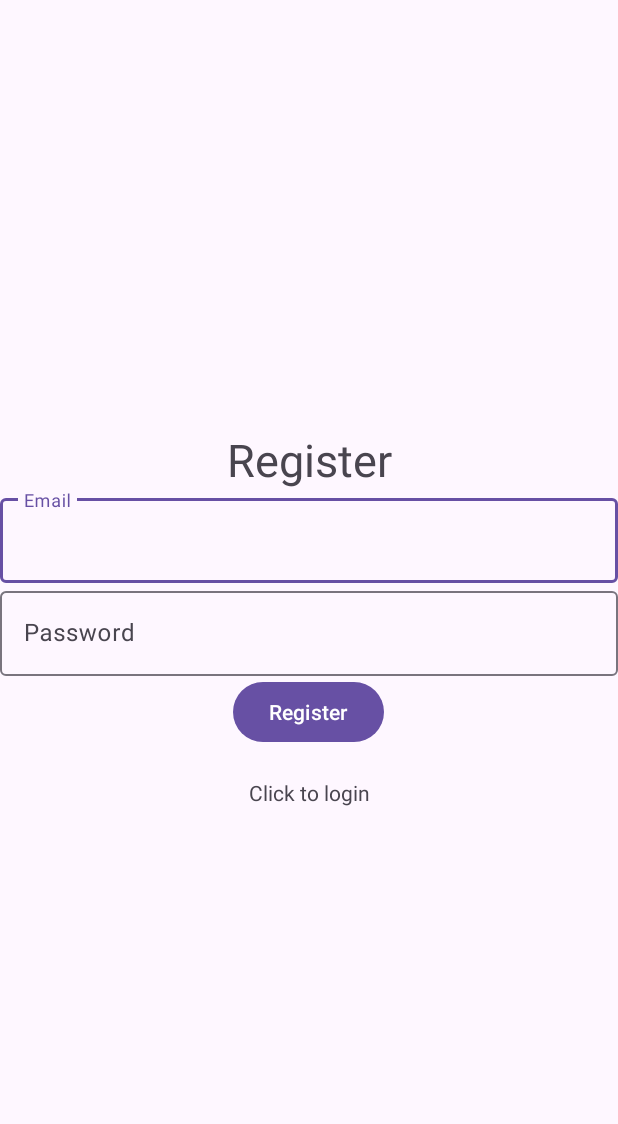
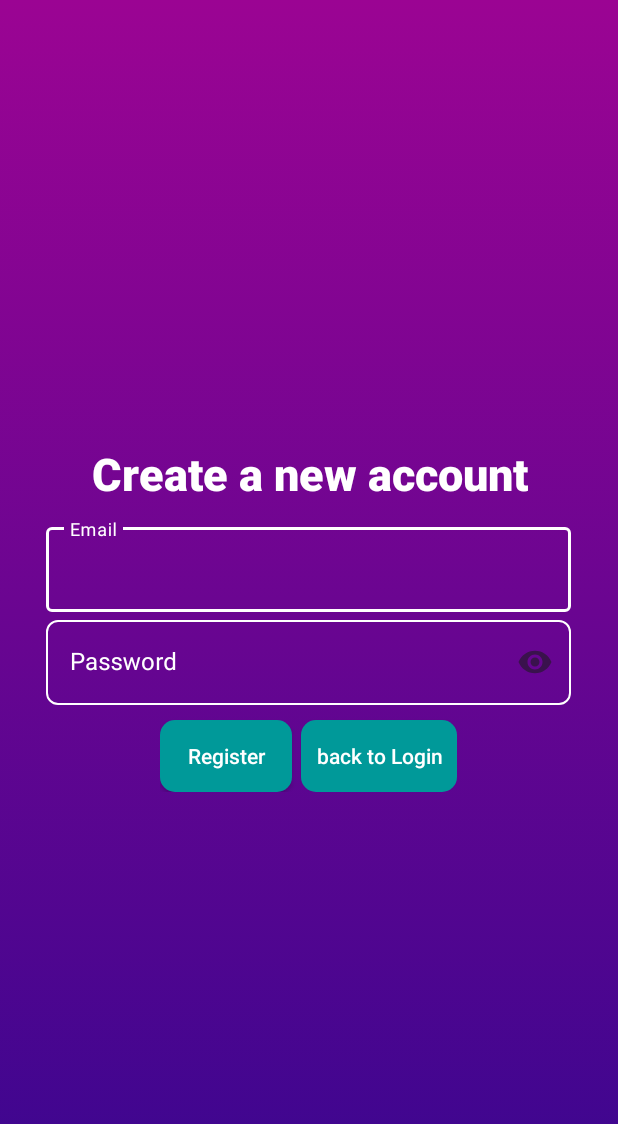
Before and after one commit to lucadumitrascu/quiz-app, an Android app: the layout activity_register.xml on its own in the app's theme, with its tools: preview values and no code run, on a phone screen of 412 x 824 dp. Shown: the top 1124 px of the screen. Run offline under Robolectric (Android 15) with nearby library versions, the phone set to English and light mode, and no system bars.

Commit message:
Improved the design of login and register

```diff
--- /dev/null
+++ b/app/src/main/res/color/text_input_layout_stroke_color.xml
@@ -0,0 +1,6 @@
+<selector xmlns:android="http://schemas.android.com/apk/res/android">
+    <item android:color="@color/white" android:state_focused="true" />
+    <item android:color="@color/white" android:state_hovered="true" />
+    <item android:color="@color/white" android:state_enabled="false" />
+    <item android:color="@color/white" />  <!-- unfocused -->
+</selector>
--- /dev/null
+++ b/app/src/main/res/drawable/button_login_register.xml
@@ -0,0 +1,5 @@
+<?xml version="1.0" encoding="utf-8"?>
+<shape xmlns:android="http://schemas.android.com/apk/res/android" >
+    <solid android:color="@color/aqua"/>
+    <corners android:radius="10dp"/>
+</shape>
--- /dev/null
+++ b/app/src/main/res/drawable/gradient_background.xml
@@ -0,0 +1,11 @@
+<?xml version="1.0" encoding="utf-8"?>
+<selector xmlns:android="http://schemas.android.com/apk/res/android">
+    <item>
+        <shape>
+            <gradient android:angle="90"
+                android:endColor="#9b0493"
+                android:startColor="#38068f"
+                android:type="linear" />
+        </shape>
+    </item>
+</selector>
--- a/app/src/main/res/layout/activity_register.xml
+++ b/app/src/main/res/layout/activity_register.xml
@@ -4,47 +4,61 @@
     xmlns:tools="http://schemas.android.com/tools"
     android:layout_width="match_parent"
     android:layout_height="match_parent"
+    android:background="@drawable/gradient_background"
     android:gravity="center"
     android:orientation="vertical"
-    tools:context=".Register">
+    tools:context=".Login">
 
     <TextView
         android:layout_width="match_parent"
         android:layout_height="wrap_content"
+        android:layout_marginBottom="10sp"
+        android:fontFamily="sans-serif-black"
         android:gravity="center"
-        android:text="@string/register"
-        android:textSize="30sp" />
+        android:text="@string/create_acc"
+        android:textColor="@color/white"
+        android:textSize="30sp"
+        android:textStyle="bold" />
 
     <com.google.android.material.textfield.TextInputLayout
-        android:layout_width="match_parent"
-        android:layout_height="wrap_content">
+        android:layout_width="350sp"
+        android:layout_height="wrap_content"
+        android:textColorHint="@color/white"
+        app:boxStrokeColor="@color/text_input_layout_stroke_color"
+        app:hintTextColor="@color/white">
 
         <com.google.android.material.textfield.TextInputEditText
             android:id="@+id/email_register"
             android:layout_width="match_parent"
             android:layout_height="wrap_content"
-            android:hint="@string/email" />
+            android:hint="@string/email"
+            android:textColor="@color/input_text" />
 
     </com.google.android.material.textfield.TextInputLayout>
 
 
     <com.google.android.material.textfield.TextInputLayout
-        android:layout_width="match_parent"
-        android:layout_height="wrap_content">
+        style="@style/Widget.MaterialComponents.TextInputLayout.OutlinedBox"
+        android:layout_width="350sp"
+        android:layout_height="wrap_content"
+        android:textColorHint="@color/white"
+        app:boxCornerRadiusBottomEnd="8dp"
+        app:boxCornerRadiusBottomStart="8dp"
+        app:boxCornerRadiusTopEnd="8dp"
+        app:boxCornerRadiusTopStart="8dp"
+        app:boxStrokeColor="@color/text_input_layout_stroke_color"
+        app:endIconMode="password_toggle"
+        app:hintTextColor="@color/white">
 
         <com.google.android.material.textfield.TextInputEditText
             android:id="@+id/password_register"
             android:layout_width="match_parent"
             android:layout_height="wrap_content"
-            android:hint="@string/password" />
+            android:hint="@string/password"
+            android:inputType="textPassword"
+            android:textColor="@color/input_text" />
 
     </com.google.android.material.textfield.TextInputLayout>
-
-    <Button
-        android:id="@+id/register_button"
-        android:layout_width="wrap_content"
-        android:layout_height="wrap_content"
-        android:text="@string/register" />
 
     <ProgressBar
         android:id="@+id/progressBar"
@@ -52,11 +66,37 @@
         android:layout_height="wrap_content"
         android:visibility="gone" />
 
-    <TextView
-        android:id="@+id/loginInRegister"
-        android:layout_width="match_parent"
+    <LinearLayout
+        android:id="@+id/linearLayout1"
+        android:layout_width="wrap_content"
         android:layout_height="wrap_content"
-        android:layout_marginTop="20sp"
-        android:gravity="center"
-        android:text="@string/click_to_login" />
+        android:orientation="horizontal">
+
+        <androidx.appcompat.widget.AppCompatButton
+            android:id="@+id/register_button"
+            android:layout_width="wrap_content"
+            android:layout_height="48sp"
+            android:layout_marginTop="10sp"
+            android:background="@drawable/button_login_register"
+            android:backgroundTint="@color/aqua"
+            android:text="@string/register"
+            android:textAllCaps="false"
+            android:textColor="@color/white" />
+
+
+        <androidx.appcompat.widget.AppCompatButton
+            android:id="@+id/login_in_register"
+            android:layout_width="wrap_content"
+            android:layout_height="48sp"
+            android:layout_marginStart="6sp"
+            android:layout_marginTop="10sp"
+            android:background="@drawable/button_login_register"
+            android:backgroundTint="@color/aqua"
+            android:padding="10dp"
+            android:text="@string/back_to_login"
+            android:textAllCaps="false"
+            android:textColor="@color/white" />
+    </LinearLayout>
+
+
 </LinearLayout>
--- a/app/src/main/res/values/colors.xml
+++ b/app/src/main/res/values/colors.xml
@@ -2,4 +2,7 @@
 <resources>
     <color name="black">#FF000000</color>
     <color name="white">#FFFFFFFF</color>
+    <color name="grey">#C0C0C0</color>
+    <color name="aqua">#009999</color>
+    <color name="input_text">#66FF94</color>
 </resources>
--- a/app/src/main/res/values/strings.xml
+++ b/app/src/main/res/values/strings.xml
@@ -4,7 +4,8 @@
     <string name="email">Email</string>
     <string name="password">Password</string>
     <string name="register">Register</string>
-    <string name="click_to_login">Click to login</string>
-    <string name="click_to_register">Click to register</string>
     <string name="logout_text">Logout</string>
+    <string name="create_acc">Create a new account</string>
+    <string name="back_to_login">back to Login</string>
+    <string name="welcome_back">Welcome back!</string>
 </resources>
```
Also changed, not shown: app/src/main/AndroidManifest.xml (+13 -2 lines), app/src/main/java/com/project/quiz_app/Login.java (+5 -20 lines), app/src/main/java/com/project/quiz_app/Register.java (+8 -25 lines), app/src/main/res/layout/activity_login.xml (+56 -20 lines), app/src/main/res/values/themes.xml (+6 -1 lines), 8 other files.
